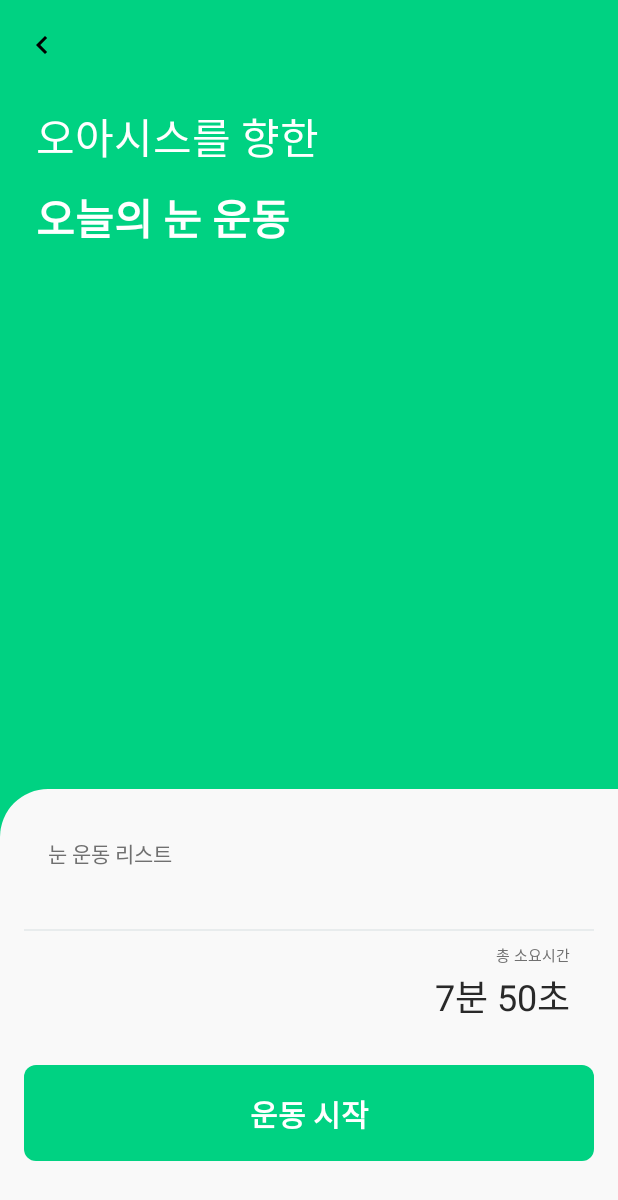
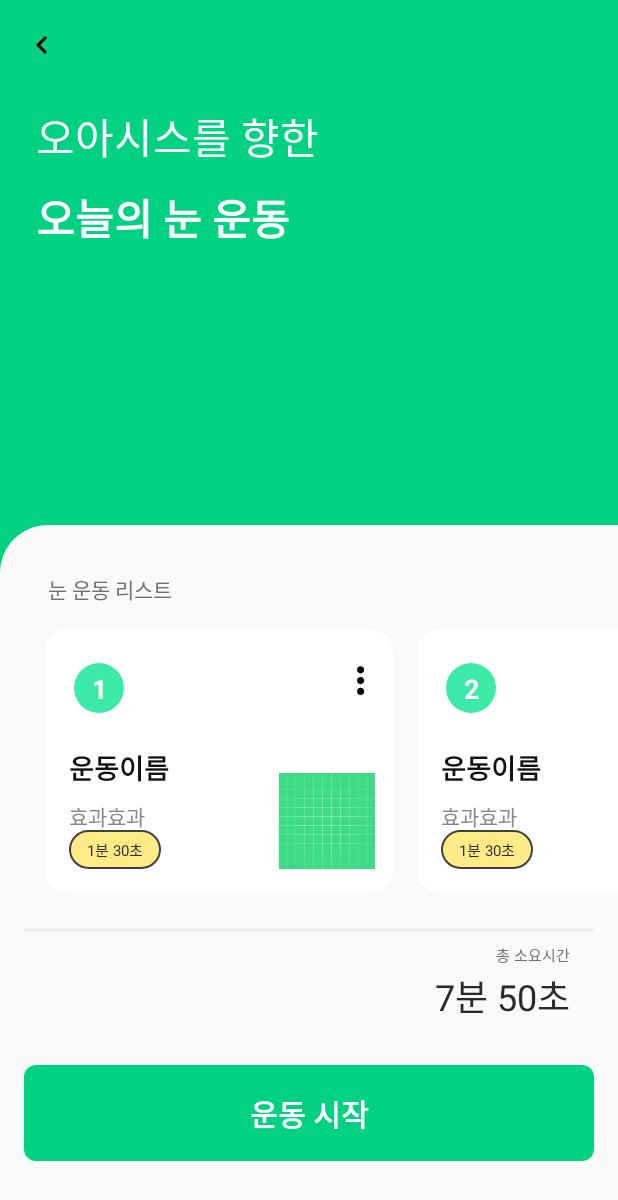
Before and after one commit to Nexters/EyeLong-android, an Android app: the EyeExerciseActivity screen opened directly, with no data from a screen before it, on a phone screen of 412 x 824 dp. Shown: the top 1200 px of the screen. Run offline under Robolectric (Android 15) with nearby library versions, the phone set to English and light mode, and no system bars; our stand-ins replace Room's generated code.

Commit message:
Add RecyclerView view

```diff
--- a/app/build.gradle
+++ b/app/build.gradle
@@ -40,6 +40,9 @@ dependencies {
     implementation 'androidx.constraintlayout:constraintlayout:1.1.3'
     implementation 'androidx.core:core-ktx:1.3.1'
 
+
+    implementation 'com.github.bumptech.glide:glide:4.9.0'
+
     // Material Design
     implementation "com.google.android.material:material:$material_version"
 
--- a/app/src/main/java/com/teamnexters/eyelong/ui/exercise/EyeExerciseActivity.kt
+++ b/app/src/main/java/com/teamnexters/eyelong/ui/exercise/EyeExerciseActivity.kt
@@ -3,21 +3,59 @@
 import android.content.Intent
 import androidx.appcompat.app.AppCompatActivity
 import android.os.Bundle
+import android.view.View
+import androidx.recyclerview.widget.LinearLayoutManager
 import com.teamnexters.eyelong.R
+import com.teamnexters.eyelong.db.entity.Exercise
+import com.teamnexters.eyelong.ui.exercise.adapter.EyeExerciseRecyclerViewAdapter
 import kotlinx.android.synthetic.main.activity_eye_exercise.*
 import kotlinx.android.synthetic.main.activity_main.*
 
- class EyeExerciseActivity : AppCompatActivity() {
+ class EyeExerciseActivity : AppCompatActivity(), View.OnClickListener {
 
-    override fun onCreate(savedInstanceState: Bundle?) {
+
+     lateinit var eyeExerciseRecyclerViewAdapter: EyeExerciseRecyclerViewAdapter
+
+     //click
+     override fun onClick(v: View?) {
+         when (v!!) {
+             img_btn_back -> {
+                 finish()
+             }
+         }
+     }
+
+
+     override fun onCreate(savedInstanceState: Bundle?) {
         super.onCreate(savedInstanceState)
         setContentView(R.layout.activity_eye_exercise)
 
+        init()
+         configureRecyclerView()
 
-        //테스트용
-        cl_exercise_start_btn.setOnClickListener{
-            var intent = Intent(this, EyeExerciseDetailActivity::class.java)
-            startActivity(intent)
-        }
     }
-}
+
+
+     private fun init() {
+         cl_exercise_start_btn.setOnClickListener(this)
+         img_btn_back.setOnClickListener(this)
+     }
+
+     private fun configureRecyclerView() {
+         var dataList: ArrayList<Exercise> = ArrayList()
+
+         dataList.add(Exercise(0, "운동이름", "", "1분 30초", "효과효과", "효과의 상세설명",
+         "tip의 설명", ""))
+         dataList.add(Exercise(0, "운동이름", "", "1분 30초", "효과효과", "효과의 상세설명",
+             "tip의 설명", ""))
+         dataList.add(Exercise(0, "운동이름", "", "1분 30초", "효과효과", "효과의 상세설명",
+             "tip의 설명", ""))
+
+
+         eyeExerciseRecyclerViewAdapter = EyeExerciseRecyclerViewAdapter(this, dataList)
+         rv_exercise_list.adapter = eyeExerciseRecyclerViewAdapter
+         rv_exercise_list.layoutManager = LinearLayoutManager(this, LinearLayoutManager.HORIZONTAL, false)
+
+     }
+
+ }
--- /dev/null
+++ b/app/src/main/java/com/teamnexters/eyelong/ui/exercise/adapter/EyeExerciseRecyclerViewAdapter.kt
@@ -0,0 +1,62 @@
+package com.teamnexters.eyelong.ui.exercise.adapter
+
+import android.content.Context
+import android.content.Intent
+import android.view.LayoutInflater
+import android.view.View
+import android.view.ViewGroup
+import android.widget.ImageView
+import android.widget.TextView
+import androidx.constraintlayout.widget.ConstraintLayout
+import androidx.core.content.ContextCompat.startActivity
+import androidx.recyclerview.widget.RecyclerView
+import com.bumptech.glide.Glide
+import com.teamnexters.eyelong.R
+import com.teamnexters.eyelong.db.entity.Exercise
+import com.teamnexters.eyelong.ui.exercise.EyeExerciseDetailActivity
+import kotlinx.coroutines.withContext
+
+
+class EyeExerciseRecyclerViewAdapter(val ctx: Context, val dataList: ArrayList<Exercise>) :
+    RecyclerView.Adapter<EyeExerciseRecyclerViewAdapter.Holder>() {
+
+
+    override fun onCreateViewHolder(viewGroup: ViewGroup, viewType: Int): Holder {
+        val view: View = LayoutInflater.from(ctx).inflate(R.layout.item_exercise_list, viewGroup, false)
+        return Holder(view)
+    }
+
+    override fun getItemCount(): Int = dataList.size
+
+    override fun onBindViewHolder(holder: Holder, position: Int) {
+
+        // profile 이미지
+        if(dataList[position].tipImagePath == "")
+            Glide.with(ctx).load(R.drawable.ic_launcher_background).into(holder.exercise_img)
+        else
+        {
+            Glide.with(ctx).load(dataList[position].tipImagePath).into(holder.exercise_img)
+        }
+
+        var number = position + 1;
+        holder.number.text = number.toString()
+        holder.exercise_time.text = dataList[position].elapsedTime
+        holder.exercise_effect.text = dataList[position].effectSimple
+        holder.exercise_title.text = dataList[position].name
+
+        holder.container.setOnClickListener {
+            var intent = Intent(ctx, EyeExerciseDetailActivity::class.java)
+            intent.putExtra("id", dataList[position].id)
+            ctx.startActivity(intent)
+        }
+    }
+
+    inner class Holder(itemView: View) : RecyclerView.ViewHolder(itemView) {
+        var container : ConstraintLayout = itemView.findViewById(R.id.cl_container_box) as ConstraintLayout
+        var number = itemView.findViewById(R.id.tv_number) as TextView
+        var exercise_title = itemView.findViewById(R.id.tv_exercise_title) as TextView
+        var exercise_effect = itemView.findViewById(R.id.tv_exercise_effect) as TextView
+        var exercise_time = itemView.findViewById(R.id.tv_exercise_time) as TextView
+        var exercise_img = itemView.findViewById(R.id.img_exercise) as ImageView
+    }
+}
--- a/app/src/main/res/layout/activity_eye_exercise.xml
+++ b/app/src/main/res/layout/activity_eye_exercise.xml
@@ -85,7 +85,7 @@
 
         <androidx.recyclerview.widget.RecyclerView
             android:id="@+id/rv_exercise_list"
-            android:layout_width="wrap_content"
+            android:layout_width="match_parent"
             android:layout_height="wrap_content"
             android:layout_marginStart="30dp"
             android:layout_marginBottom="24dp"
--- a/app/src/main/res/layout/activity_eye_exercise_detail.xml
+++ b/app/src/main/res/layout/activity_eye_exercise_detail.xml
@@ -15,7 +15,7 @@
 
         <androidx.constraintlayout.widget.ConstraintLayout
             android:layout_width="match_parent"
-            android:layout_height="match_parent"
+            android:layout_height="wrap_content"
             >
         <!--back btn-->
         <ImageView
@@ -183,8 +183,10 @@
                 android:textColor="@color/colorBlack_800"
                 android:textSize="14sp"
                 android:translationY="-1.65sp"
+                android:layout_marginBottom="42dp"
                 app:layout_constraintStart_toStartOf="parent"
-                app:layout_constraintTop_toBottomOf="@+id/tv_warning" />
+                app:layout_constraintTop_toBottomOf="@+id/tv_warning"
+                app:layout_constraintBottom_toBottomOf="parent"/>
 
 
         </androidx.constraintlayout.widget.ConstraintLayout>
--- a/app/src/main/res/layout/item_exercise_list.xml
+++ b/app/src/main/res/layout/item_exercise_list.xml
@@ -1,11 +1,13 @@
 <?xml version="1.0" encoding="utf-8"?>
 <androidx.constraintlayout.widget.ConstraintLayout xmlns:android="http://schemas.android.com/apk/res/android"
+    android:id="@+id/cl_container_box"
     android:layout_width="232dp"
     android:layout_height="176dp"
     android:paddingStart="16dp"
     android:paddingEnd="12dp"
     android:paddingTop="20dp"
     android:paddingBottom="16dp"
+    android:layout_marginRight="16dp"
     xmlns:app="http://schemas.android.com/apk/res-auto"
     android:background="@drawable/rv_exercise_list_white_round_box">
 
@@ -89,7 +91,7 @@
         >
 
         <TextView
-            android:id="@+id/tv_start_eye_exercise"
+            android:id="@+id/tv_exercise_time"
             android:layout_width="wrap_content"
             android:layout_height="wrap_content"
             android:text="@string/exercise_time"
```
